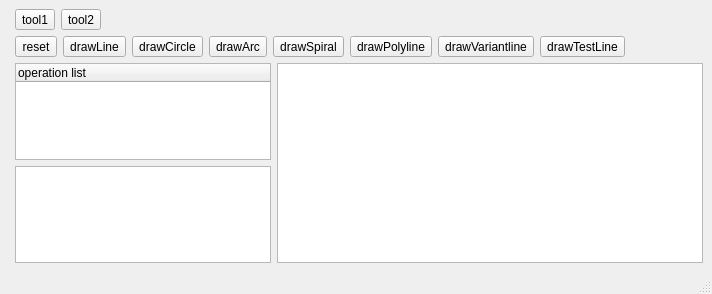
First picture: the form in mainwindow.ui, repository joey674/LaserCAD_QT, before the edit.
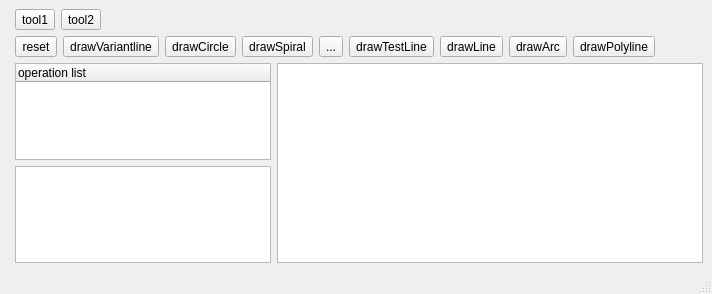
Second picture: the form after the edit. Custom widgets are drawn as their Qt base class.

Commit message: feat<variantline>: add keyborad control

```diff
--- a/mainwindow.ui
+++ b/mainwindow.ui
@@ -80,15 +80,9 @@
        </widget>
       </item>
       <item>
-       <widget class="QToolButton" name="drawLineButton">
-        <property name="sizePolicy">
-         <sizepolicy hsizetype="Preferred" vsizetype="Fixed">
-          <horstretch>0</horstretch>
-          <verstretch>0</verstretch>
-         </sizepolicy>
-        </property>
+       <widget class="QToolButton" name="drawVariantLineButton">
         <property name="text">
-         <string>drawLine</string>
+         <string>drawVariantline</string>
         </property>
         <property name="checkable">
          <bool>true</bool>
@@ -117,19 +111,6 @@
         </property>
        </widget>
       </item>
-      <item>
-       <widget class="QToolButton" name="drawArcButton">
-        <property name="text">
-         <string>drawArc</string>
-        </property>
-        <property name="checkable">
-         <bool>true</bool>
-        </property>
-        <property name="autoExclusive">
-         <bool>true</bool>
-        </property>
-       </widget>
-      </item>
       <item>
        <widget class="QToolButton" name="drawSpiralButton">
         <property name="text">
@@ -144,28 +125,9 @@
        </widget>
       </item>
       <item>
-       <widget class="QToolButton" name="drawPolylineButton">
+       <widget class="QToolButton" name="toolButton_3">
         <property name="text">
-         <string>drawPolyline</string>
-        </property>
-        <property name="checkable">
-         <bool>true</bool>
-        </property>
-        <property name="autoExclusive">
-         <bool>true</bool>
-        </property>
-       </widget>
-      </item>
-      <item>
-       <widget class="QToolButton" name="drawVariantLineButton">
-        <property name="text">
-         <string>drawVariantline</string>
-        </property>
-        <property name="checkable">
-         <bool>true</bool>
-        </property>
-        <property name="autoExclusive">
-         <bool>true</bool>
+         <string>...</string>
         </property>
        </widget>
       </item>
@@ -182,6 +144,51 @@
         </property>
        </widget>
       </item>
+      <item>
+       <widget class="QToolButton" name="drawLineButton">
+        <property name="sizePolicy">
+         <sizepolicy hsizetype="Preferred" vsizetype="Fixed">
+          <horstretch>0</horstretch>
+          <verstretch>0</verstretch>
+         </sizepolicy>
+        </property>
+        <property name="text">
+         <string>drawLine</string>
+        </property>
+        <property name="checkable">
+         <bool>true</bool>
+        </property>
+        <property name="autoExclusive">
+         <bool>true</bool>
+        </property>
+       </widget>
+      </item>
+      <item>
+       <widget class="QToolButton" name="drawArcButton">
+        <property name="text">
+         <string>drawArc</string>
+        </property>
+        <property name="checkable">
+         <bool>true</bool>
+        </property>
+        <property name="autoExclusive">
+         <bool>true</bool>
+        </property>
+       </widget>
+      </item>
+      <item>
+       <widget class="QToolButton" name="drawPolylineButton">
+        <property name="text">
+         <string>drawPolyline</string>
+        </property>
+        <property name="checkable">
+         <bool>true</bool>
+        </property>
+        <property name="autoExclusive">
+         <bool>true</bool>
+        </property>
+       </widget>
+      </item>
       <item>
        <spacer name="horizontalSpacer">
         <property name="orientation">
```
The commit also changes 7 other files.
